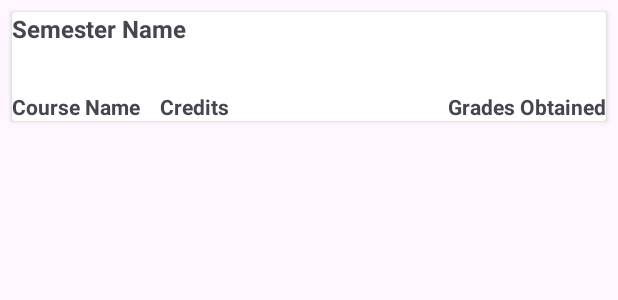
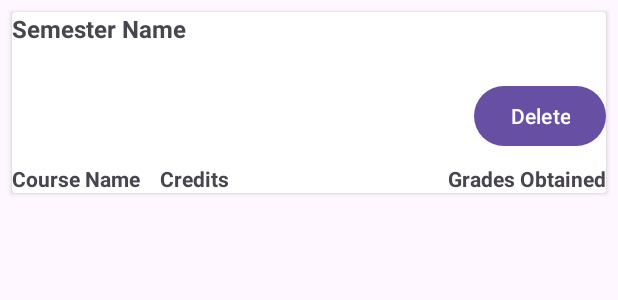
Before and after one commit to musarratswapnil/ToDo_List_CSE3120, an Android app: the layout semester_item.xml on its own in the app's theme, with its tools: preview values and no code run, on a phone screen of 412 x 824 dp. Shown: the top 300 px of the screen. Run offline under Robolectric (Android 15) with nearby library versions, the phone set to English and light mode, and no system bars; Roboto replaces fonts that are not available here.

Commit message:
Delete option

```diff
--- a/app/src/main/res/layout/activity_main.xml
+++ b/app/src/main/res/layout/activity_main.xml
@@ -15,7 +15,7 @@
         app:layout_constraintEnd_toEndOf="parent"
         app:layout_constraintStart_toStartOf="parent"
         app:layout_constraintTop_toTopOf="parent"
-        app:srcCompat="@drawable/intro" />
+        app:srcCompat="@drawable/r" />
 
     <TextView
         android:id="@+id/textView"
--- a/app/src/main/res/layout/semester_item.xml
+++ b/app/src/main/res/layout/semester_item.xml
@@ -26,6 +26,13 @@
             android:text=""
             android:paddingTop="4dp"
             android:textSize="14sp" />
+        <Button
+            android:id="@+id/delete_semester_button"
+            android:layout_width="wrap_content"
+            android:layout_height="wrap_content"
+            android:text="Delete"
+            android:layout_gravity="right"
+            />
 
         <TableLayout
             android:id="@+id/semester_table"
@@ -52,5 +59,6 @@
                     android:textStyle="bold" />
             </TableRow>
         </TableLayout>
+
     </LinearLayout>
 </androidx.cardview.widget.CardView>
```
Also changed, not shown: app/src/main/java/com/example/todo_list/CgpaCalculator/CgpaActivity2.java (+12 -15 lines), app/src/main/java/com/example/todo_list/CgpaCalculator/SemesterAdapter.java (+80 -20 lines), app/src/main/res/drawable/r.jpg (added).
